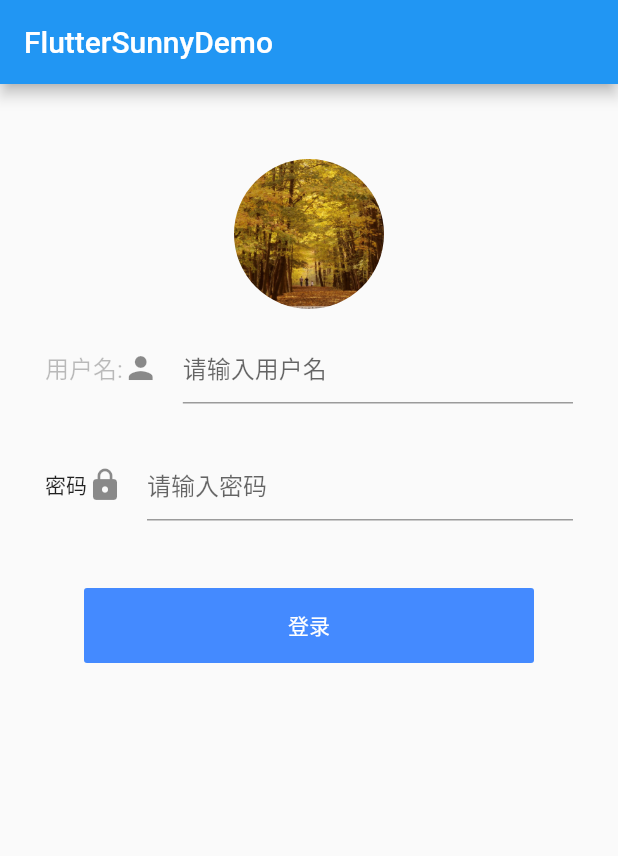
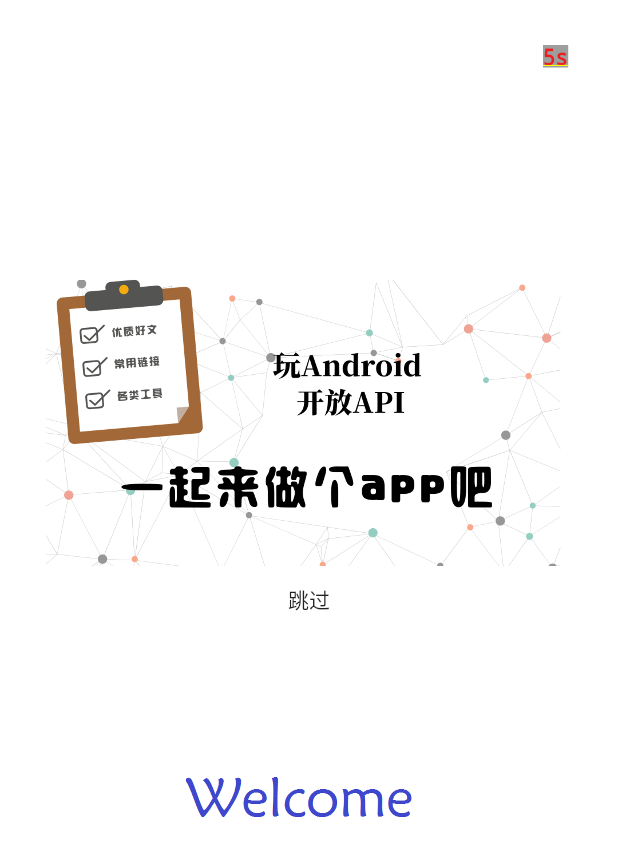
Before and after one commit to SunnyLy/flutter_sunny_demo, a Flutter app: the first screen one second after launch, on a phone screen of 412 x 824 dp. Shown: the top 856 px of the screen. Run offline on Flutter 3.47's test engine with Material 2 defaults, Android fonts, the phone set to English and light mode, and no system bars; our stand-ins replace fluttertoast.

Commit message:
学习倒计时与练习路由管理
Signed-off-by: SunnyLy <450512747@qq.com>

```diff
--- /dev/null
+++ b/lib/App.dart
@@ -0,0 +1,47 @@
+import 'package:flutter/material.dart';
+import 'package:flutter_sunny_demo/constant/Constants.dart';
+import 'package:flutter_sunny_demo/splash.dart';
+
+import 'LoginPage.dart';
+
+///
+///@Annotation <p>闪屏页面</p>
+///@Author Sunny
+///@Date 2020/3/10 9:24
+///@Version V1.0.0
+///
+
+void main() => runApp(AppPage());
+
+class AppPage extends StatefulWidget {
+  AppPage({Key key, this.title}) : super(key: key);
+  final String title;
+
+  @override
+  _AppPageState createState() => _AppPageState();
+}
+
+class _AppPageState extends State<AppPage> {
+  @override
+  void initState() {
+    super.initState();
+    init();
+  }
+
+  @override
+  Widget build(BuildContext context) {
+    var app = MaterialApp(
+      //注册路由
+      routes: {
+        Constants.route_main: (context) => MainPage(),
+      },
+      theme: ThemeData(primaryColor: Colors.blueAccent),
+      home: SplashPage(),
+
+      ///闪屏页关键的页面路由
+    );
+    return app;
+  }
+
+  void init() {}
+}
--- a/lib/main.dart
+++ b/lib/LoginPage.dart
@@ -4,9 +4,9 @@
 import 'package:flutter_sunny_demo/utils/ToastUtil.dart';
 import 'package:fluttertoast/fluttertoast.dart';
 
-void main() => runApp(MyApp());
+//void main() => runApp(MyApp());
 
-class MyApp extends StatelessWidget {
+class MainPage extends StatelessWidget {
   DateTime _lastClickTime; //上次点击的时间
   @override
   Widget build(BuildContext context) {
--- /dev/null
+++ b/lib/constant/Constants.dart
@@ -0,0 +1,10 @@
+class Constants {
+  ///主页
+  static const String route_main = "rout_main";
+
+  ///引导 页
+  static const String route_guider = "rout_guider";
+
+  ///首页
+  static const String route_home = "route_home";
+}
--- /dev/null
+++ b/lib/res.dart
@@ -0,0 +1,5 @@
+/// Generated by AssetsRefGenerator on 2020/03/10
+class Res {
+  static const String demo_logo = "images/demo_logo.png";
+  static const String splash_bg = "images/splash_bg.png";
+}
--- /dev/null
+++ b/lib/splash.dart
@@ -0,0 +1,127 @@
+import 'dart:async';
+
+import 'package:flutter/material.dart';
+import 'package:flutter_sunny_demo/constant/Constants.dart';
+import 'package:flutter_sunny_demo/home/home.dart';
+import 'package:flutter_sunny_demo/res.dart';
+
+import 'LoginPage.dart';
+
+///
+///@Annotation <p>闪屏页面</p>
+///@Author Sunny
+///@Date 2020/3/10 9:24
+///@Version V1.0.0
+///
+
+class SplashPage extends StatefulWidget {
+  SplashPage({Key key, this.title}) : super(key: key);
+  final String title;
+
+  @override
+  _SplashPageState createState() => _SplashPageState();
+}
+
+class _SplashPageState extends State<SplashPage> {
+  var _totalTime = 5; //5秒倒计时
+  var _count = 0; //用于文本显示
+  Timer _timer;
+
+  @override
+  void initState() {
+    super.initState();
+    init();
+    startCutdown();
+  }
+
+  void init() {
+    refreshUI(_totalTime);
+  }
+
+  ///开始倒计时
+  void startCutdown() {
+    var interval = 1; //间隔1秒
+    _timer = Timer.periodic(Duration(seconds: interval), (timer) {
+      int time = _totalTime - interval;
+      _totalTime = time;
+      print("剩余时间：$time");
+      if (time >= interval) {
+        refreshUI(time);
+      }
+
+      if (time == 0) {
+        refreshUI(time);
+        cancel();
+      } else if (time < interval) {
+        timer.cancel();
+        Future.delayed(Duration(seconds: time), () {
+          _totalTime = 0;
+          refreshUI(_totalTime);
+          cancel();
+        });
+      }
+
+      print("_count:$_totalTime");
+      if (_totalTime == 0) {
+        Navigator.of(context).pushReplacementNamed(Constants.route_main);
+      }
+    });
+  }
+
+  ///刷新界面
+  void refreshUI(int time) {
+    setState(() {
+      _count = time;
+      print("refreshUI:$_count");
+    });
+  }
+
+  @override
+  Widget build(BuildContext context) {
+    var app = MaterialApp(
+      theme: ThemeData(primaryColor: Colors.blueAccent),
+      home: Stack(
+        alignment: Alignment(0, 0),
+        children: <Widget>[
+          Image(
+            image: AssetImage(Res.splash_bg),
+            fit: BoxFit.fill,
+            filterQuality: FilterQuality.high,
+          ),
+          Align(
+            alignment: Alignment.topRight,
+            child: SizedBox(
+                width: 50,
+                height: 45,
+                child: Padding(
+                  padding: EdgeInsets.fromLTRB(0, 30, 15, 0),
+                  child: Text(
+                    "${_count}s",
+                    style:
+                        TextStyle(fontSize: 14, backgroundColor: Colors.grey),
+                  ),
+                )),
+          ),
+          Align(
+            alignment: Alignment.bottomCenter,
+            widthFactor: 0.5,
+            heightFactor: 0.5,
+            child: FlatButton(
+                onPressed: () {
+                  Navigator.pushReplacementNamed(context, Constants.route_main);
+                },
+                child: Text("跳过")),
+          )
+        ],
+      ),
+    );
+    return app;
+  }
+
+  void cancel() {
+    if (_timer != null) {
+      _timer.cancel();
+      _timer = null;
+    }
+  }
+}
```
Also changed, not shown: lib/guider.dart (added, +30 -0 lines), pubspec.yaml (+4 -3 lines), 1 other file.
